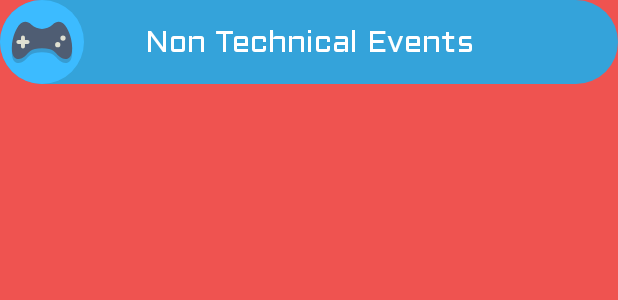
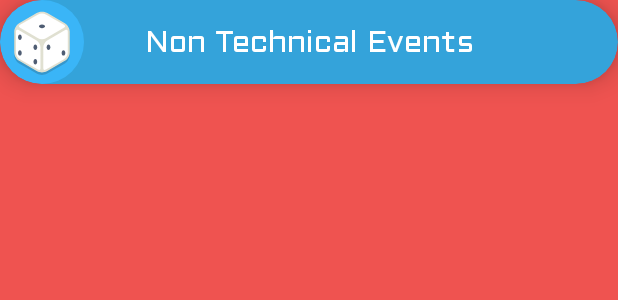
Before and after one commit to jaiselrahman/Falminius2k19, an Android app: the layout event_category.xml on its own in the app's theme, with its tools: preview values and no code run, on a phone screen of 412 x 824 dp. Shown: the top 300 px of the screen. Run offline under Robolectric (Android 15) with nearby library versions, the phone set to English and light mode, and no system bars; plain views replace InnerRecyclerView.

```diff
--- a/app/src/main/res/drawable/event_header_bg.xml
+++ b/app/src/main/res/drawable/event_header_bg.xml
@@ -1,5 +1,5 @@
 <?xml version="1.0" encoding="utf-8"?>
 <shape xmlns:android="http://schemas.android.com/apk/res/android">
-    <solid android:color="@color/nonTechnicalEvent" />
+    <solid android:color="@color/event_icon_bg" />
     <corners android:radius="50dp"/>
 </shape>
--- a/app/src/main/res/drawable/ic_nontechnical_event.xml
+++ b/app/src/main/res/drawable/ic_nontechnical_event.xml
@@ -1,11 +1,18 @@
 <vector android:height="24dp" android:viewportHeight="64"
     android:viewportWidth="64" android:width="24dp" xmlns:android="http://schemas.android.com/apk/res/android">
-    <path android:fillColor="#3CBBFF" android:pathData="M32,32m-32,0a32,32 0,1 1,64 0a32,32 0,1 1,-64 0"/>
+    <path android:fillColor="#3AB5F7" android:pathData="M32,32m-32,0a32,32 0,1 1,64 0a32,32 0,1 1,-64 0"/>
     <path android:fillAlpha="0.2" android:fillColor="#231F20"
-        android:pathData="M32,39.799c9.2,0 9.55,3.051 13,6.102c3.45,3.051 10,4.063 10,-6.102c0,-10.166 -4.6,-16.273 -4.6,-16.273S46,16 40,21.885c-4.274,4.192 -11.726,4.192 -16,0C18,16 13.6,23.527 13.6,23.527S9,29.634 9,39.799c0,10.166 6.55,9.154 10,6.102C22.45,42.851 22.8,39.799 32,39.799z" android:strokeAlpha="0.2"/>
-    <path android:fillColor="#4F5D73" android:pathData="M32,36.799c9.2,0 9.55,3.051 13,6.102c3.45,3.051 10,4.063 10,-6.102c0,-10.166 -4.6,-16.273 -4.6,-16.273S46,13 40,18.885c-4.274,4.192 -11.726,4.192 -16,0C18,13 13.6,20.527 13.6,20.527S9,26.634 9,36.799c0,10.166 6.55,9.154 10,6.102C22.45,39.851 22.8,36.799 32,36.799z"/>
-    <path android:fillColor="#E0E0D1" android:pathData="M44,34m-2,0a2,2 0,1 1,4 0a2,2 0,1 1,-4 0"/>
-    <path android:fillColor="#E0E0D1" android:pathData="M48,29m-2,0a2,2 0,1 1,4 0a2,2 0,1 1,-4 0"/>
-    <path android:fillColor="#E0E0D1" android:pathData="M19,35.495C19,36.326 18.328,37 17.5,37l0,0c-0.828,0 -1.5,-0.674 -1.5,-1.505v-6.991C16,27.674 16.672,27 17.5,27l0,0c0.828,0 1.5,0.674 1.5,1.505V35.495z"/>
-    <path android:fillColor="#E0E0D1" android:pathData="M14.005,33.5c-0.831,0 -1.505,-0.672 -1.505,-1.5l0,0c0,-0.828 0.674,-1.5 1.505,-1.5h6.991c0.831,0 1.505,0.672 1.505,1.5l0,0c0,0.828 -0.674,1.5 -1.505,1.5H14.005z"/>
+        android:pathData="M49.425,19.651l-13.711,-7.917c-1.992,-1.15 -5.436,-1.15 -7.428,0l-13.711,7.917c-2.048,1.182 -3.714,4.068 -3.714,6.433v15.832c0,2.365 1.667,5.251 3.714,6.433l13.711,7.917c0.996,0.575 2.315,0.892 3.714,0.892s2.718,-0.317 3.714,-0.892l13.711,-7.917c2.048,-1.182 3.714,-4.068 3.714,-6.433V26.084C53.14,23.719 51.473,20.833 49.425,19.651z" android:strokeAlpha="0.2"/>
+    <path android:fillColor="#E0E0D1" android:pathData="M35.464,10.168c-1.905,-1.1 -5.023,-1.1 -6.928,0l-13.711,7.916c-1.905,1.1 -3.464,3.8 -3.464,6v15.832c0,2.2 1.559,4.9 3.464,6l13.711,7.916c1.905,1.1 5.023,1.1 6.928,0l13.711,-7.916c1.905,-1.1 3.464,-3.8 3.464,-6V24.084c0,-2.2 -1.559,-4.9 -3.464,-6L35.464,10.168z"/>
+    <path android:fillColor="#E0E0D1" android:pathData="M32,55.157c-1.399,0 -2.718,-0.316 -3.714,-0.893l-13.711,-7.916c-2.048,-1.182 -3.714,-4.067 -3.714,-6.433V24.084c0,-2.365 1.667,-5.251 3.714,-6.433l13.711,-7.916c1.992,-1.152 5.436,-1.152 7.428,0l13.711,7.916c2.048,1.182 3.714,4.067 3.714,6.433v15.832c0,2.365 -1.667,5.251 -3.714,6.433l-13.711,7.916C34.718,54.841 33.399,55.157 32,55.157zM32,9.843c-1.226,0 -2.367,0.27 -3.214,0.758l-13.711,7.916c-1.742,1.006 -3.214,3.556 -3.214,5.567v15.832c0,2.012 1.472,4.562 3.214,5.567l13.711,7.916c1.693,0.977 4.734,0.977 6.428,0l13.711,-7.916c1.742,-1.006 3.214,-3.556 3.214,-5.567V24.084c0,-2.012 -1.472,-4.562 -3.214,-5.567l-13.711,-7.916C34.367,10.112 33.226,9.843 32,9.843z"/>
+    <path android:fillColor="#FFFFFF" android:pathData="M32,29.825c-1.123,0 -2.203,-0.252 -2.964,-0.691l-13.711,-7.917c-0.59,-0.341 -0.929,-0.754 -0.929,-1.134c0,-0.379 0.339,-0.793 0.929,-1.133l13.711,-7.917c0.761,-0.439 1.841,-0.691 2.964,-0.691s2.203,0.252 2.964,0.691l13.711,7.917c0.59,0.34 0.929,0.754 0.929,1.133c0,0.38 -0.339,0.793 -0.929,1.134l-13.711,7.916C34.203,29.573 33.123,29.825 32,29.825z"/>
+    <path android:fillColor="#FFFFFF" android:pathData="M29.909,53.302c-0.3,0 -0.659,-0.116 -1.039,-0.335L15.158,45.05c-1.607,-0.927 -2.964,-3.278 -2.964,-5.134V24.084c0,-0.442 0.09,-1.47 0.925,-1.47c0.299,0 0.659,0.116 1.039,0.336l13.711,7.916c1.606,0.928 2.964,3.279 2.964,5.134v15.833c0,0.517 -0.112,0.941 -0.315,1.195C30.368,53.215 30.174,53.302 29.909,53.302L29.909,53.302z"/>
+    <path android:fillColor="#FFFFFF" android:pathData="M33.925,53.302c-0.835,0 -0.925,-1.027 -0.925,-1.469V36c0,-1.855 1.357,-4.206 2.964,-5.134l13.711,-7.916c0.38,-0.22 0.74,-0.336 1.039,-0.336c0.835,0 0.925,1.028 0.925,1.47v15.832c0,1.855 -1.357,4.207 -2.964,5.134l-13.711,7.917C34.584,53.186 34.225,53.302 33.925,53.302L33.925,53.302z"/>
+    <path android:fillColor="#4F5D73" android:pathData="M32,21.5c-1.265,0 -2.333,-0.648 -2.333,-1.416s1.069,-1.417 2.333,-1.417s2.333,0.649 2.333,1.417S33.265,21.5 32,21.5z"/>
+    <path android:fillColor="#4F5D73" android:pathData="M15.146,42.368c-0.768,0 -1.416,-0.951 -1.416,-2.076s0.648,-2.077 1.416,-2.077s1.416,0.951 1.416,2.077S15.913,42.368 15.146,42.368z"/>
+    <path android:fillColor="#4F5D73" android:pathData="M48.354,42.368c-0.768,0 -1.416,-0.951 -1.416,-2.076s0.648,-2.077 1.416,-2.077s1.416,0.951 1.416,2.077S49.122,42.368 48.354,42.368z"/>
+    <path android:fillColor="#4F5D73" android:pathData="M15.146,30.431c-0.768,0 -1.416,-0.951 -1.416,-2.076c0,-1.126 0.648,-2.077 1.416,-2.077s1.416,0.951 1.416,2.077C16.562,29.48 15.913,30.431 15.146,30.431z"/>
+    <path android:fillColor="#4F5D73" android:pathData="M26.917,38.118c-0.768,0 -1.416,-0.951 -1.416,-2.077c0,-1.126 0.648,-2.077 1.416,-2.077s1.417,0.951 1.417,2.077C28.333,37.167 27.685,38.118 26.917,38.118z"/>
+    <path android:fillColor="#4F5D73" android:pathData="M36.959,38.118c-0.768,0 -1.416,-0.951 -1.416,-2.077c0,-1.126 0.648,-2.077 1.416,-2.077s1.417,0.951 1.417,2.077C38.375,37.167 37.726,38.118 36.959,38.118z"/>
+    <path android:fillColor="#4F5D73" android:pathData="M26.917,49.139c-0.768,0 -1.416,-0.951 -1.416,-2.077s0.648,-2.077 1.416,-2.077s1.417,0.951 1.417,2.077S27.685,49.139 26.917,49.139z"/>
 </vector>
--- a/app/src/main/res/layout/content_main.xml
+++ b/app/src/main/res/layout/content_main.xml
@@ -244,11 +244,11 @@
             android:scaleX="0.9"
             android:scaleY="0.9"
             app:bmb_buttonEnum="ham"
-            app:bmb_buttonPlaceEnum="buttonPlace_ham_4"
+            app:bmb_buttonPlaceEnum="buttonPlace_ham_5"
             app:bmb_dimColor="#EE000000"
             app:bmb_hideDuration="250"
             app:bmb_normalColor="@color/colorPrimary"
-            app:bmb_piecePlaceEnum="piecePlace_ham_4"
+            app:bmb_piecePlaceEnum="piecePlace_ham_5"
             app:bmb_shadowColor="#66000000"
             app:layout_constraintBottom_toBottomOf="@id/registerShimmer"
             app:layout_constraintEnd_toEndOf="parent"
--- a/app/src/main/res/layout/event_category.xml
+++ b/app/src/main/res/layout/event_category.xml
@@ -14,8 +14,15 @@
     <FrameLayout
         android:id="@+id/header"
         android:layout_width="match_parent"
-        android:layout_height="56dp"
+        android:layout_height="?attr/actionBarSize"
         android:clipChildren="false">
+
+        <androidx.cardview.widget.CardView
+            android:layout_width="match_parent"
+            android:layout_height="?attr/actionBarSize"
+            app:cardBackgroundColor="@color/event_icon_bg"
+            app:cardCornerRadius="28dp"
+            app:cardElevation="10dp">
 
             <androidx.constraintlayout.widget.ConstraintLayout
                 android:layout_width="match_parent"
@@ -25,7 +32,6 @@
                     android:id="@+id/header_text"
                     android:layout_width="0dp"
                     android:layout_height="match_parent"
-                android:background="@drawable/event_header_bg"
                     android:ellipsize="end"
                     android:gravity="center"
                     android:maxLines="1"
@@ -34,7 +40,6 @@
                     android:textColor="@android:color/white"
                     app:layout_constraintEnd_toEndOf="parent"
                     app:layout_constraintStart_toStartOf="parent" />
-
 
                 <ImageView
                     android:id="@+id/header_image"
@@ -46,13 +51,12 @@
                     app:layout_constraintTop_toTopOf="parent" />
 
             </androidx.constraintlayout.widget.ConstraintLayout>
-
+        </androidx.cardview.widget.CardView>
 
         <View
             android:id="@+id/header_alpha"
             android:layout_width="match_parent"
-            android:layout_height="56dp"
-            android:visibility="gone" />
+            android:layout_height="56dp" />
 
     </FrameLayout>
 
--- a/app/src/main/res/values/colors.xml
+++ b/app/src/main/res/values/colors.xml
@@ -13,7 +13,7 @@
     <color name="hintColor">#27EF5350</color>
     <color name="labelColor">@color/colorPrimary</color>
 
-    <color name="nonTechnicalEvent">#34A3DA</color>
+    <color name="event_icon_bg">#34A3DA</color>
     <color name="coordinators">#BEC75C5C</color>
     <color name="gallery">#BE6ACAB3</color>
 
--- a/app/src/main/res/values/strings.xml
+++ b/app/src/main/res/values/strings.xml
@@ -81,4 +81,5 @@
     <string name="contact_details">Contact Details</string>
     <string name="rules">Rules</string>
     <string name="description">Description</string>
+    <string name="online_events">Online Events</string>
 </resources>
```
Also changed, not shown: app/src/main/java/app/flaminius/flaminius2k19/EventListActivity.java (+11 -1 lines), app/src/main/java/app/flaminius/flaminius2k19/MainActivity.java (+17 -2 lines), app/src/main/java/app/flaminius/flaminius2k19/event/EventCategoryAdapter.java (+14 -2 lines), app/src/main/res/drawable/ic_online_event.xml (added, +11 -0 lines). Lines whose indentation alone changed are shown as unchanged.
